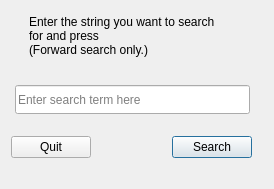
Qt form frm/pdsearch.ui (johcarsmi/picdok) before a commit.
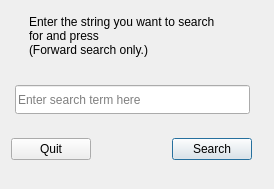
The same form after that commit.

Commit message: Replaced code which wasn't redundant. Tidied up Search in Comment form. Provide last search string as a proposal on next search.

```diff
--- a/frm/pdsearch.ui
+++ b/frm/pdsearch.ui
@@ -31,7 +31,7 @@
      <x>29</x>
      <y>15</y>
      <width>188</width>
-     <height>49</height>
+     <height>61</height>
     </rect>
    </property>
    <property name="frameShape">
@@ -57,7 +57,7 @@
      <x>11</x>
      <y>131</y>
      <width>241</width>
-     <height>33</height>
+     <height>36</height>
     </rect>
    </property>
    <layout class="QHBoxLayout" name="horizontalLayout">
```
The commit also changes 6 other files.
